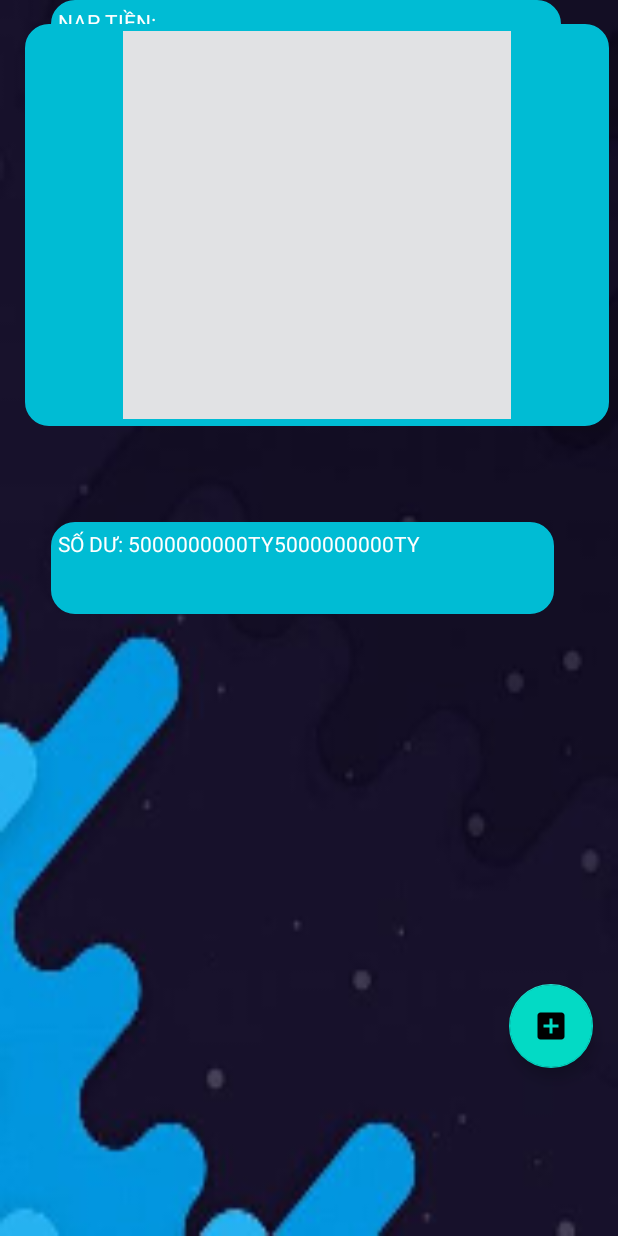
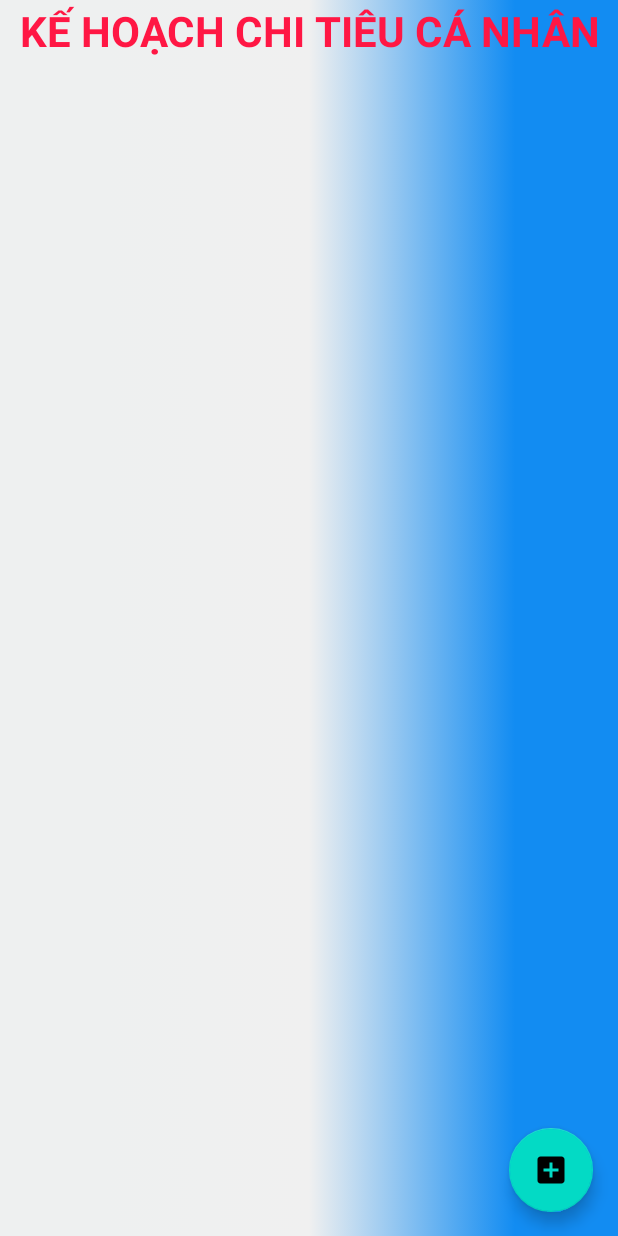
Before and after one commit to kurousagi110/Duan1, an Android app: the fragment NapTien_Fragment shown on its own in the app's theme, on a phone screen of 412 x 824 dp. Run offline under Robolectric (Android 15) with nearby library versions, the phone set to English and light mode, and no system bars.

Commit message:
update kế hoạch chi tiêu tương lai

```diff
--- /dev/null
+++ b/app/src/main/java/com/example/duan1/Adapter/KeHoachAdapter.java
@@ -0,0 +1,4 @@
+package com.example.duan1.Adapter;
+
+public class KeHoachAdapter {
+}
--- a/app/src/main/java/com/example/duan1/Adapter/KhoanChiAdapter.java
+++ b/app/src/main/java/com/example/duan1/Adapter/KhoanChiAdapter.java
@@ -55,8 +55,6 @@ public class KhoanChiAdapter extends BaseAdapter {
         TextView txtTen,txtTien,txtNgayChi;
         ImageView ivSua,ivXoa;
     }
-
-
     @Override
     public View getView(int i, View view, ViewGroup viewGroup) {
         LayoutInflater inflater = ((Activity)context).getLayoutInflater();
--- a/app/src/main/res/layout/fragment_nap_tien_.xml
+++ b/app/src/main/res/layout/fragment_nap_tien_.xml
@@ -2,59 +2,44 @@
 <androidx.constraintlayout.widget.ConstraintLayout xmlns:android="http://schemas.android.com/apk/res/android"
     xmlns:app="http://schemas.android.com/apk/res-auto"
     xmlns:tools="http://schemas.android.com/tools"
-    android:background="@mipmap/nen_lienhe"
     android:layout_width="match_parent"
-    android:layout_height="match_parent">
+    android:layout_height="match_parent"
+    android:background="@mipmap/lien_he"
+    android:orientation="vertical">
+
 
     <TextView
-        android:id="@+id/textView21"
-        android:layout_width="335dp"
-        android:layout_height="61dp"
-        android:layout_marginTop="64dp"
-        android:background="@drawable/botton_bo_goc"
-        android:text="SỐ DƯ: 5000000000TY5000000000TY"
-        android:textColor="#FFFFFF"
+        android:id="@+id/textView15"
+        android:layout_width="match_parent"
+        android:layout_height="wrap_content"
+        android:gravity="center"
+        android:text="KẾ HOẠCH CHI TIÊU CÁ NHÂN"
+        android:textColor="#FF1744"
+        android:textSize="28dp"
+        android:textStyle="bold"
+        app:layout_constraintBottom_toBottomOf="parent"
         app:layout_constraintEnd_toEndOf="parent"
-        app:layout_constraintHorizontal_bias="0.447"
         app:layout_constraintStart_toStartOf="parent"
-        app:layout_constraintTop_toBottomOf="@+id/imageView2" />
-
-    <TextView
-        android:id="@+id/textView26"
-        android:layout_width="340dp"
-        android:layout_height="67dp"
-        android:background="@drawable/botton_bo_goc"
-        android:text="NẠP TIỀN:"
-        android:textColor="#FFFFFF"
-        app:layout_constraintEnd_toEndOf="parent"
-        app:layout_constraintHorizontal_bias="0.472"
-        app:layout_constraintStart_toStartOf="parent"
-        tools:layout_editor_absoluteY="429dp" />
+        app:layout_constraintTop_toTopOf="parent"
+        app:layout_constraintVertical_bias="0.002" />
 
     <ListView
-        android:id="@+id/lvNapTien"
-        android:layout_width="409dp"
-        android:layout_height="258dp"
+        android:id="@+id/ListViewKeHoach"
+        android:layout_width="411dp"
+        android:layout_height="689dp"
+        app:layout_constraintBottom_toBottomOf="parent"
+        app:layout_constraintEnd_toEndOf="parent"
+        app:layout_constraintHorizontal_bias="0.0"
         app:layout_constraintStart_toStartOf="parent"
-        app:layout_constraintTop_toBottomOf="@+id/textView26" />
+        app:layout_constraintTop_toBottomOf="@+id/textView15"
+        app:layout_constraintVertical_bias="0.119" />
 
-    <ImageView
-        android:id="@+id/imageView2"
-        android:layout_width="389dp"
-        android:layout_height="268dp"
-        android:layout_marginTop="16dp"
-        android:background="@drawable/botton_bo_goc"
-        app:layout_constraintEnd_toEndOf="parent"
-        app:layout_constraintHorizontal_bias="0.727"
-        app:layout_constraintStart_toStartOf="parent"
-        app:layout_constraintTop_toTopOf="parent"
-        app:srcCompat="@mipmap/naptien" />
     <com.google.android.material.floatingactionbutton.FloatingActionButton
         android:id="@+id/floatAdd"
         android:layout_width="wrap_content"
         android:layout_height="60dp"
         android:layout_gravity="bottom|end"
-        android:layout_marginBottom="112dp"
+        android:layout_marginBottom="16dp"
         android:onClick="onCLick"
         android:src="@drawable/ic_add"
         app:layout_anchorGravity="bottom|end"
```
